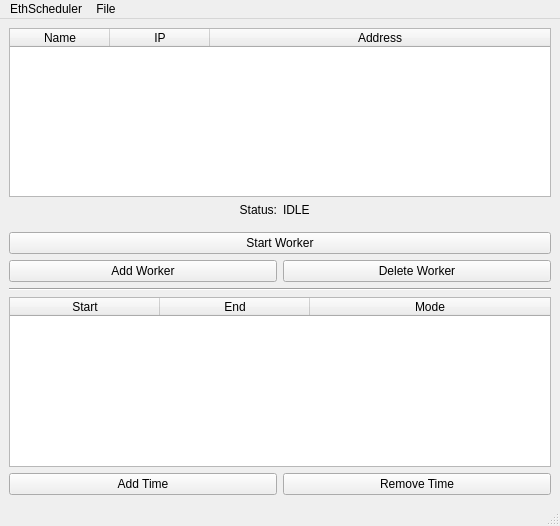
akookoo/EthScheduler, file EthScheduler.ui: the form before one commit.
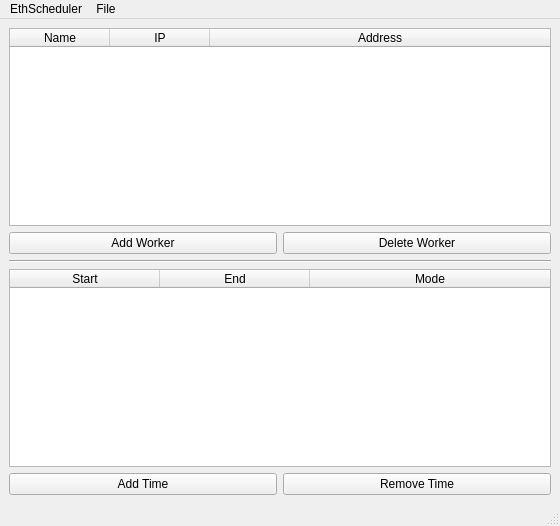
The form after the commit.

Commit message: added qt signals for changing worker color, timing working except for one time event

Patch:
```diff
--- a/EthScheduler.ui
+++ b/EthScheduler.ui
@@ -67,57 +67,6 @@
       </column>
      </widget>
     </item>
-    <item>
-     <widget class="QFrame" name="frame_2">
-      <property name="frameShape">
-       <enum>QFrame::NoFrame</enum>
-      </property>
-      <property name="frameShadow">
-       <enum>QFrame::Raised</enum>
-      </property>
-      <layout class="QHBoxLayout" name="horizontalLayout_2">
-       <property name="leftMargin">
-        <number>0</number>
-       </property>
-       <property name="topMargin">
-        <number>0</number>
-       </property>
-       <property name="rightMargin">
-        <number>0</number>
-       </property>
-       <property name="bottomMargin">
-        <number>9</number>
-       </property>
-       <item>
-        <widget class="QLabel" name="label_2">
-         <property name="text">
-          <string>Status:</string>
-         </property>
-         <property name="alignment">
-          <set>Qt::AlignRight|Qt::AlignTrailing|Qt::AlignVCenter</set>
-         </property>
-        </widget>
-       </item>
-       <item>
-        <widget class="QLabel" name="status_label">
-         <property name="text">
-          <string>IDLE</string>
-         </property>
-        </widget>
-       </item>
-      </layout>
-     </widget>
-    </item>
-    <item>
-     <widget class="QPushButton" name="start_worker_pushButton">
-      <property name="text">
-       <string>Start Worker</string>
-      </property>
-      <property name="checkable">
-       <bool>true</bool>
-      </property>
-     </widget>
-    </item>
     <item>
      <widget class="QFrame" name="frame">
       <property name="frameShape">
```
Left out of the diff: 2 changed lines with no effect on the pictures. The commit also changes 3 other files.
